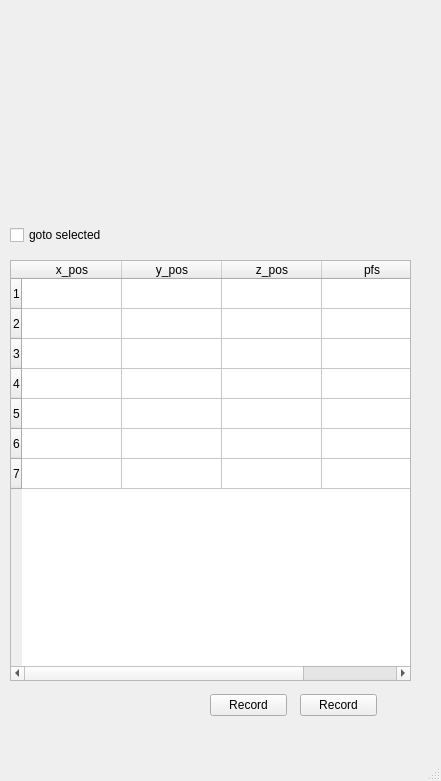
Old version of the form pymmc_UI/pymmc_ND_pad.ui in the repository MinTTT/pymmc.
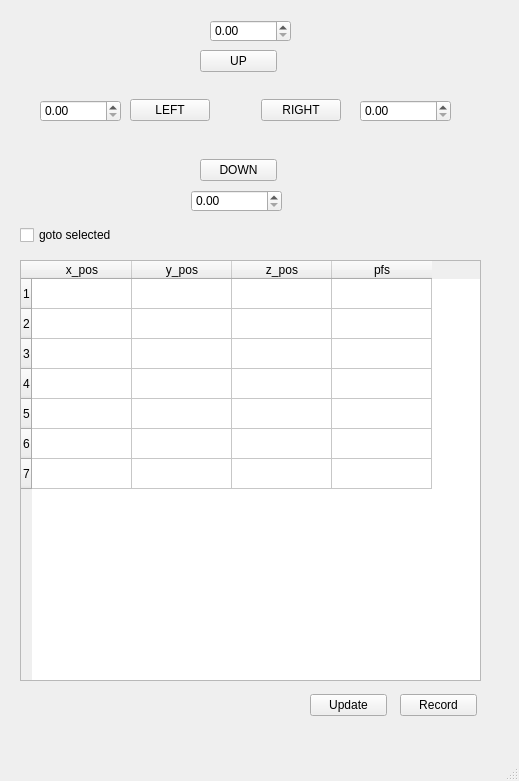
New version of the form.

```diff
--- a/pymmc_UI/pymmc_ND_pad.ui
+++ b/pymmc_UI/pymmc_ND_pad.ui
@@ -6,7 +6,7 @@
    <rect>
     <x>0</x>
     <y>0</y>
-    <width>441</width>
+    <width>519</width>
     <height>781</height>
    </rect>
   </property>
@@ -17,20 +17,48 @@
    <widget class="QWidget" name="verticalLayoutWidget">
     <property name="geometry">
      <rect>
-      <x>10</x>
-      <y>20</y>
-      <width>401</width>
-      <height>191</height>
+      <x>200</x>
+      <y>50</y>
+      <width>77</width>
+      <height>131</height>
      </rect>
     </property>
-    <layout class="QVBoxLayout" name="move_region"/>
+    <layout class="QVBoxLayout" name="move_region">
+     <item>
+      <widget class="QPushButton" name="move_up">
+       <property name="text">
+        <string>UP</string>
+       </property>
+      </widget>
+     </item>
+     <item>
+      <spacer name="verticalSpacer_2">
+       <property name="orientation">
+        <enum>Qt::Vertical</enum>
+       </property>
+       <property name="sizeHint" stdset="0">
+        <size>
+         <width>20</width>
+         <height>40</height>
+        </size>
+       </property>
+      </spacer>
+     </item>
+     <item>
+      <widget class="QPushButton" name="move_down">
+       <property name="text">
+        <string>DOWN</string>
+       </property>
+      </widget>
+     </item>
+    </layout>
    </widget>
    <widget class="QWidget" name="verticalLayoutWidget_2">
     <property name="geometry">
      <rect>
-      <x>10</x>
+      <x>20</x>
       <y>260</y>
-      <width>401</width>
+      <width>461</width>
       <height>421</height>
      </rect>
     </property>
@@ -104,9 +132,9 @@
    <widget class="QWidget" name="horizontalLayoutWidget">
     <property name="geometry">
      <rect>
-      <x>10</x>
+      <x>20</x>
       <y>220</y>
-      <width>401</width>
+      <width>461</width>
       <height>31</height>
      </rect>
     </property>
@@ -123,7 +151,7 @@
    <widget class="QWidget" name="horizontalLayoutWidget_2">
     <property name="geometry">
      <rect>
-      <x>300</x>
+      <x>400</x>
       <y>690</y>
       <width>77</width>
       <height>31</height>
@@ -145,7 +173,7 @@
    <widget class="QWidget" name="horizontalLayoutWidget_3">
     <property name="geometry">
      <rect>
-      <x>210</x>
+      <x>310</x>
       <y>690</y>
       <width>77</width>
       <height>31</height>
@@ -158,12 +186,106 @@
         <bool>true</bool>
        </property>
        <property name="text">
-        <string>Record</string>
+        <string>Update</string>
        </property>
       </widget>
      </item>
     </layout>
    </widget>
+   <widget class="QWidget" name="horizontalLayoutWidget_4">
+    <property name="geometry">
+     <rect>
+      <x>130</x>
+      <y>70</y>
+      <width>211</width>
+      <height>81</height>
+     </rect>
+    </property>
+    <layout class="QHBoxLayout" name="horizontalLayout_2">
+     <item>
+      <widget class="QPushButton" name="move_left">
+       <property name="text">
+        <string>LEFT</string>
+       </property>
+      </widget>
+     </item>
+     <item>
+      <spacer name="horizontalSpacer_3">
+       <property name="orientation">
+        <enum>Qt::Horizontal</enum>
+       </property>
+       <property name="sizeHint" stdset="0">
+        <size>
+         <width>40</width>
+         <height>20</height>
+        </size>
+       </property>
+      </spacer>
+     </item>
+     <item>
+      <widget class="QPushButton" name="move_right">
+       <property name="text">
+        <string>RIGHT</string>
+       </property>
+      </widget>
+     </item>
+    </layout>
+   </widget>
+   <widget class="QDoubleSpinBox" name="left_step">
+    <property name="geometry">
+     <rect>
+      <x>40</x>
+      <y>100</y>
+      <width>81</width>
+      <height>22</height>
+     </rect>
+    </property>
+    <property name="maximum">
+     <double>9999.000000000000000</double>
+    </property>
+   </widget>
+   <widget class="QDoubleSpinBox" name="right_step">
+    <property name="geometry">
+     <rect>
+      <x>360</x>
+      <y>100</y>
+      <width>91</width>
+      <height>22</height>
+     </rect>
+    </property>
+    <property name="maximum">
+     <double>9999.000000000000000</double>
+    </property>
+   </widget>
+   <widget class="QDoubleSpinBox" name="down_step">
+    <property name="geometry">
+     <rect>
+      <x>191</x>
+      <y>190</y>
+      <width>91</width>
+      <height>22</height>
+     </rect>
+    </property>
+    <property name="maximum">
+     <double>9999.000000000000000</double>
+    </property>
+    <property name="stepType">
+     <enum>QAbstractSpinBox::AdaptiveDecimalStepType</enum>
+    </property>
+   </widget>
+   <widget class="QDoubleSpinBox" name="up_step">
+    <property name="geometry">
+     <rect>
+      <x>210</x>
+      <y>20</y>
+      <width>81</width>
+      <height>22</height>
+     </rect>
+    </property>
+    <property name="maximum">
+     <double>9999.000000000000000</double>
+    </property>
+   </widget>
   </widget>
   <widget class="QMenuBar" name="menubar">
    <property name="geometry">
```
Left out of the diff: 2 changed lines with no effect on the pictures.
